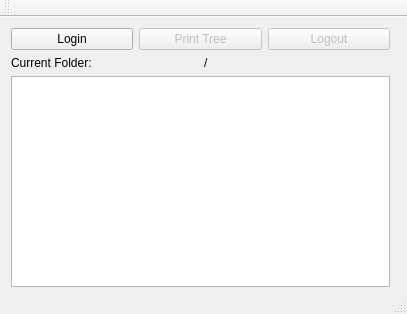
Old version of the form mainwindow.ui in the repository extramask93/FTPGui.
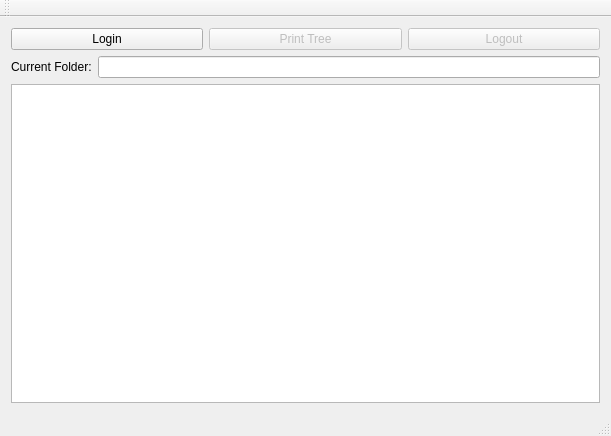
New version of the form.

```diff
--- a/mainwindow.ui
+++ b/mainwindow.ui
@@ -6,25 +6,16 @@
    <rect>
     <x>0</x>
     <y>0</y>
-    <width>407</width>
-    <height>314</height>
+    <width>611</width>
+    <height>436</height>
    </rect>
   </property>
   <property name="windowTitle">
    <string>FTPClient</string>
   </property>
   <widget class="QWidget" name="centralWidget">
-   <widget class="QWidget" name="layoutWidget">
-    <property name="geometry">
-     <rect>
-      <x>0</x>
-      <y>0</y>
-      <width>401</width>
-      <height>281</height>
-     </rect>
-    </property>
-    <layout class="QVBoxLayout" name="verticalLayout">
-     <item>
+   <layout class="QGridLayout" name="gridLayout">
+    <item row="0" column="0">
       <layout class="QHBoxLayout" name="horizontalLayout">
        <item>
         <widget class="QPushButton" name="login_button">
@@ -55,7 +46,7 @@
        </item>
       </layout>
      </item>
-     <item>
+    <item row="1" column="0">
       <layout class="QHBoxLayout" name="horizontalLayout_2">
        <item>
         <widget class="QLabel" name="label">
@@ -65,19 +56,14 @@
         </widget>
        </item>
        <item>
-        <widget class="QLabel" name="label_2">
-         <property name="text">
-          <string>/</string>
-         </property>
-        </widget>
+       <widget class="QLineEdit" name="currentFolderEdit"/>
        </item>
       </layout>
      </item>
-     <item>
+    <item row="2" column="0">
       <widget class="QListWidget" name="listWidget"/>
      </item>
     </layout>
-   </widget>
   </widget>
   <widget class="QToolBar" name="mainToolBar">
    <attribute name="toolBarArea">
```
Lines whose indentation alone changed are shown as unchanged.
